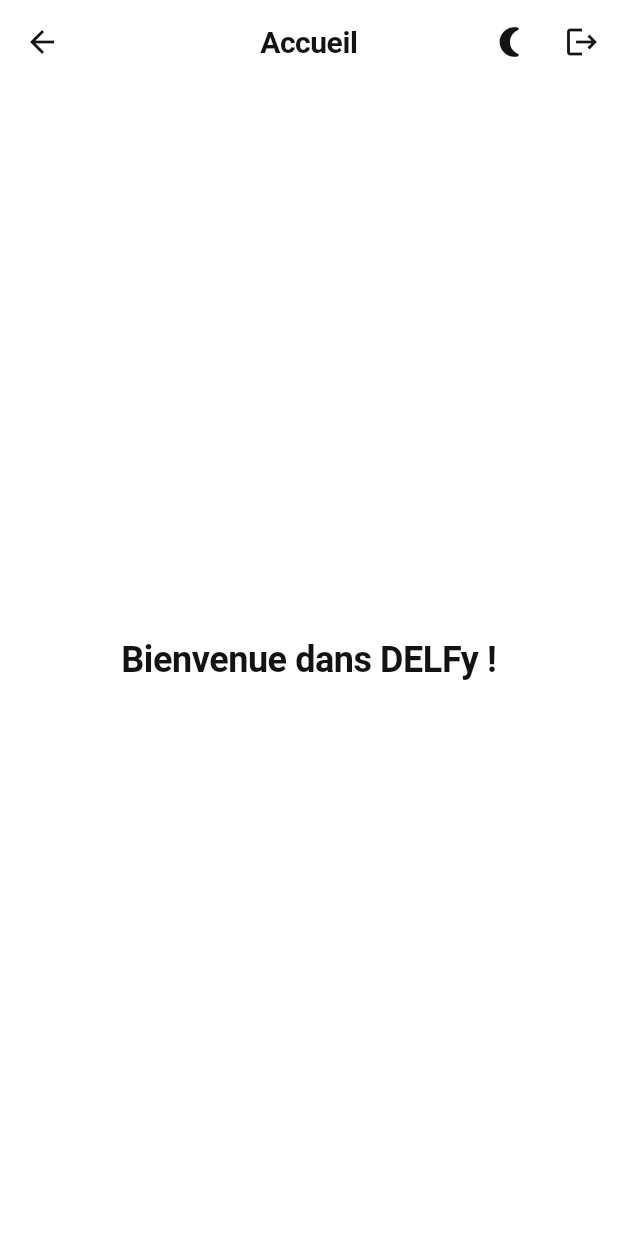
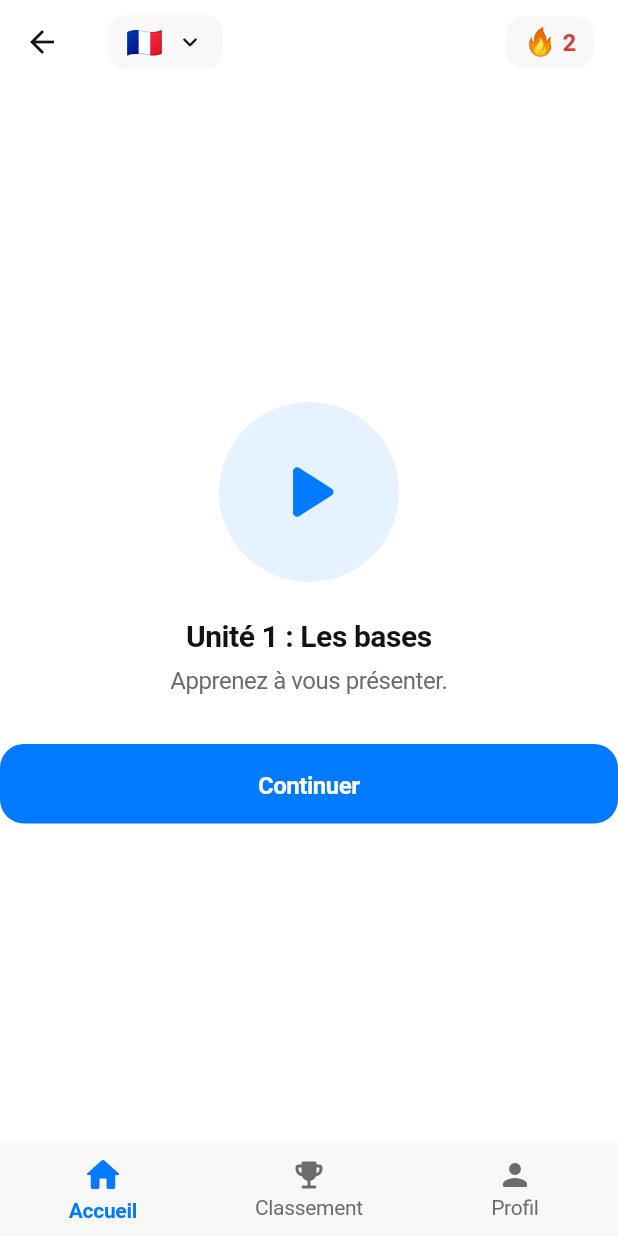
Before and after one commit to achref212/education_fr_app, a Flutter app: the HomeScreen screen opened by its route, on a phone screen of 412 x 824 dp. Run offline on Flutter 3.47's test engine with Material 3 defaults, Android fonts, the phone set to English and light mode, and no system bars; our stand-ins replace auto_route, dartz, dio, equatable, flutter_animate, flutter_bloc and 5 more; accounts and stored records are empty.

Commit message:
feat(ui): implement main navigation bar and tabs (Home, Leaderboard, Profile)
Co-authored-by: Cursor <cursoragent@cursor.com>

```diff
--- a/lib/core/router/app_router.dart
+++ b/lib/core/router/app_router.dart
@@ -3,8 +3,11 @@ import 'package:auto_route/auto_route.dart';
 import '../../features/auth/presentation/pages/login_screen.dart';
 import '../../features/auth/presentation/pages/register_screen.dart';
 import '../../features/home/presentation/pages/home_screen.dart';
+import '../../features/leaderboard/presentation/pages/leaderboard_screen.dart';
+import '../../features/main/presentation/pages/main_screen.dart';
 import '../../features/onboarding/presentation/pages/onboarding_screen.dart';
 import '../../features/onboarding/presentation/pages/welcome_screen.dart';
+import '../../features/profile/presentation/pages/profile_screen.dart';
 import '../../features/splash/presentation/pages/splash_screen.dart';
 
 part 'app_router.gr.dart';
@@ -18,6 +21,13 @@ class AppRouter extends RootStackRouter {
         AutoRoute(page: WelcomeRoute.page),
         AutoRoute(page: LoginRoute.page),
         AutoRoute(page: RegisterRoute.page),
-        AutoRoute(page: HomeRoute.page),
+        AutoRoute(
+          page: MainRoute.page,
+          children: [
+            AutoRoute(page: HomeRoute.page, initial: true),
+            AutoRoute(page: LeaderboardRoute.page),
+            AutoRoute(page: ProfileRoute.page),
+          ],
+        ),
       ];
 }
--- a/lib/features/auth/presentation/pages/login_screen.dart
+++ b/lib/features/auth/presentation/pages/login_screen.dart
@@ -52,7 +52,7 @@ class _LoginScreenState extends State<LoginScreen> {
         listener: (context, state) {
           state.maybeWhen(
             success: () {
-              context.router.replaceAll([const HomeRoute()]);
+              context.router.replaceAll([const MainRoute()]);
             },
             error: (message) {
               ScaffoldMessenger.of(context).showSnackBar(
--- a/lib/features/auth/presentation/pages/register_screen.dart
+++ b/lib/features/auth/presentation/pages/register_screen.dart
@@ -63,7 +63,7 @@ class _RegisterScreenState extends State<RegisterScreen> {
         listener: (context, state) {
           state.maybeWhen(
             success: () {
-              context.router.replaceAll([const HomeRoute()]);
+              context.router.replaceAll([const MainRoute()]);
             },
             error: (message) {
               ScaffoldMessenger.of(context).showSnackBar(
--- a/lib/features/home/presentation/pages/home_screen.dart
+++ b/lib/features/home/presentation/pages/home_screen.dart
@@ -1,14 +1,8 @@
 import 'package:auto_route/auto_route.dart';
 import 'package:flutter/material.dart';
-import 'package:flutter_bloc/flutter_bloc.dart';
 
-import '../../../../core/router/app_router.dart';
 import '../../../../core/theme/app_colors.dart';
 import '../../../../core/theme/app_text_styles.dart';
-import '../../../../injection/injection_container.dart';
-import '../../../auth/domain/usecases/logout_use_case.dart';
-import '../../../../core/usecase/usecase.dart';
-import '../../../theme/presentation/cubit/theme_cubit.dart';
 
 @RoutePage()
 class HomeScreen extends StatelessWidget {
@@ -19,34 +13,114 @@ class HomeScreen extends StatelessWidget {
     final isDark = Theme.of(context).brightness == Brightness.dark;
     final textColor =
         isDark ? AppColors.darkBodyPrimary : AppColors.lightBodyPrimary;
+    final surfaceColor =
+        isDark ? AppColors.darkSurface : AppColors.lightSurface;
 
     return Scaffold(
+      backgroundColor: isDark ? AppColors.darkBackground : AppColors.lightBackground,
       appBar: AppBar(
-        title: const Text('Accueil'),
-        actions: [
-          IconButton(
-            icon: Icon(isDark ? Icons.wb_sunny : Icons.nightlight_round),
-            onPressed: () {
-              context.read<ThemeCubit>().toggleLightDark();
-            },
-          ),
-          IconButton(
-            icon: const Icon(Icons.logout),
-            onPressed: () async {
-              final logout = sl<LogoutUseCase>();
-              await logout(const NoParams());
-              if (context.mounted) {
-                // Clear the stack and go back to Splash
-                context.router.replaceAll([const SplashRoute()]);
-              }
-            },
-          ),
-        ],
+        backgroundColor: Colors.transparent,
+        elevation: 0,
+        title: Row(
+          mainAxisAlignment: MainAxisAlignment.spaceBetween,
+          children: [
+            // Flag / Language Selector
+            Container(
+              padding: const EdgeInsets.symmetric(horizontal: 12, vertical: 6),
+              decoration: BoxDecoration(
+                color: surfaceColor,
+                borderRadius: BorderRadius.circular(12),
+              ),
+              child: Row(
+                children: [
+                  const Text('🇫🇷', style: TextStyle(fontSize: 20)),
+                  const SizedBox(width: 8),
+                  Icon(
+                    Icons.keyboard_arrow_down_rounded,
+                    color: textColor,
+                    size: 20,
+                  ),
+                ],
+              ),
+            ),
+            // Streak
+            Container(
+              padding: const EdgeInsets.symmetric(horizontal: 12, vertical: 6),
+              decoration: BoxDecoration(
+                color: surfaceColor,
+                borderRadius: BorderRadius.circular(12),
+              ),
+              child: Row(
+                children: [
+                  const Text('🔥', style: TextStyle(fontSize: 18)),
+                  const SizedBox(width: 4),
+                  Text(
+                    '2',
+                    style: AppTextStyles.bodyMedium.copyWith(
+                      color: AppColors.error,
+                      fontWeight: FontWeight.bold,
+                    ),
+                  ),
+                ],
+              ),
+            ),
+          ],
+        ),
       ),
       body: Center(
-        child: Text(
-          'Bienvenue dans DELFy !',
-          style: AppTextStyles.headlineSmall.copyWith(color: textColor),
+        child: Column(
+          mainAxisAlignment: MainAxisAlignment.center,
+          children: [
+            Container(
+              width: 120,
+              height: 120,
+              decoration: BoxDecoration(
+                color: AppColors.primary.withValues(alpha: 0.1),
+                shape: BoxShape.circle,
+              ),
+              child: const Icon(
+                Icons.play_arrow_rounded,
+                size: 64,
+                color: AppColors.primary,
+              ),
+            ),
+            const SizedBox(height: 24),
+            Text(
+              'Unité 1 : Les bases',
+              style: AppTextStyles.titleLarge.copyWith(color: textColor),
+            ),
+            const SizedBox(height: 8),
+            Text(
+              'Apprenez à vous présenter.',
+              style: AppTextStyles.bodyMedium.copyWith(
+                color: isDark
+                    ? AppColors.darkBodySecondary
+                    : AppColors.lightBodySecondary,
+              ),
+            ),
+            const SizedBox(height: 32),
+            ElevatedButton(
+              onPressed: () {
+                // TODO: Navigate to lesson
+              },
+              style: ElevatedButton.styleFrom(
+                backgroundColor: AppColors.primary,
+                foregroundColor: AppColors.onPrimary,
+                padding: const EdgeInsets.symmetric(
+                  horizontal: 32,
+                  vertical: 16,
+                ),
+                shape: RoundedRectangleBorder(
+                  borderRadius: BorderRadius.circular(16),
+                ),
+                elevation: 0,
+              ),
+              child: Text(
+                'Continuer',
+                style: AppTextStyles.calloutBold.copyWith(color: AppColors.onPrimary),
+              ),
+            ),
+          ],
         ),
       ),
     );
--- /dev/null
+++ b/lib/features/main/presentation/pages/main_screen.dart
@@ -0,0 +1,69 @@
+import 'package:auto_route/auto_route.dart';
+import 'package:flutter/material.dart';
+
+import '../../../../core/router/app_router.dart';
+import '../../../../core/theme/app_colors.dart';
+import '../../../../core/theme/app_text_styles.dart';
+
+@RoutePage()
+class MainScreen extends StatelessWidget {
+  const MainScreen({super.key});
+
+  @override
+  Widget build(BuildContext context) {
+    final isDark = Theme.of(context).brightness == Brightness.dark;
+
+    return AutoTabsScaffold(
+      routes: const [
+        HomeRoute(),
+        LeaderboardRoute(),
+        ProfileRoute(),
+      ],
+      bottomNavigationBuilder: (context, tabsRouter) {
+        return Container(
+          decoration: BoxDecoration(
+            color: isDark ? AppColors.darkSurface : AppColors.lightSurface,
+            border: Border(
+              top: BorderSide(
+                color: isDark ? AppColors.darkBackground : AppColors.lightBackground,
+                width: 1,
+              ),
+            ),
+          ),
+          child: BottomNavigationBar(
+            currentIndex: tabsRouter.activeIndex,
+            onTap: tabsRouter.setActiveIndex,
+            backgroundColor: Colors.transparent,
+            elevation: 0,
+            type: BottomNavigationBarType.fixed,
+            selectedItemColor: AppColors.primary,
+            unselectedItemColor: isDark
+                ? AppColors.darkBodySecondary
+                : AppColors.lightBodySecondary,
+            selectedLabelStyle: AppTextStyles.bodySmall.copyWith(
+              fontWeight: FontWeight.bold,
+            ),
+            unselectedLabelStyle: AppTextStyles.bodySmall,
+            items: const [
+              BottomNavigationBarItem(
+                icon: Icon(Icons.home_rounded),
+                activeIcon: Icon(Icons.home_rounded, size: 28),
+                label: 'Accueil',
+              ),
+              BottomNavigationBarItem(
+                icon: Icon(Icons.emoji_events_rounded),
+                activeIcon: Icon(Icons.emoji_events_rounded, size: 28),
+                label: 'Classement',
+              ),
+              BottomNavigationBarItem(
+                icon: Icon(Icons.person_rounded),
+                activeIcon: Icon(Icons.person_rounded, size: 28),
+                label: 'Profil',
+              ),
+            ],
+          ),
+        );
+      },
+    );
+  }
+}
--- a/lib/features/splash/presentation/pages/splash_screen.dart
+++ b/lib/features/splash/presentation/pages/splash_screen.dart
@@ -35,7 +35,7 @@ class _SplashView extends StatelessWidget {
           // TODO: replace with main app route once available
           context.router.replace(const WelcomeRoute());
         } else if (state is SplashAuthenticated) {
-          context.router.replace(const HomeRoute());
+          context.router.replace(const MainRoute());
         } else if (state is SplashUnauthenticated) {
           if (state.hasSeenOnboarding) {
             context.router.replace(const WelcomeRoute());
```
Also changed, not shown: lib/features/leaderboard/presentation/pages/leaderboard_screen.dart (added, +51 -0 lines), lib/features/profile/presentation/pages/profile_screen.dart (added, +119 -0 lines), lib/core/router/app_router.gr.dart.
